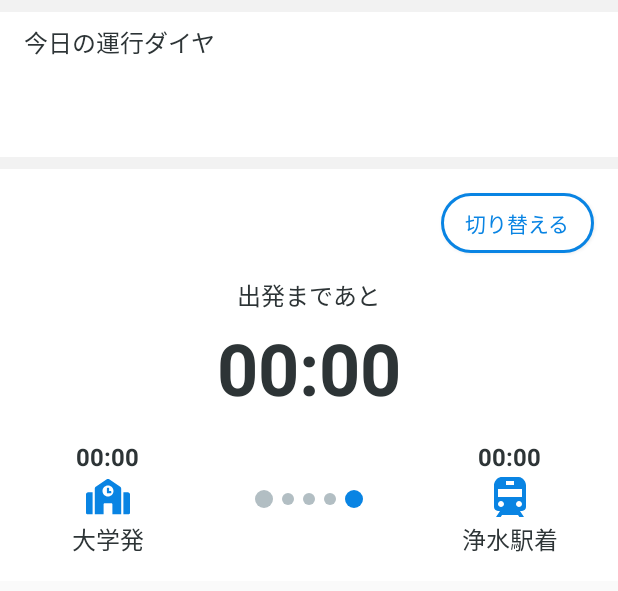
After one commit to nanaten/bustime, an Android app: the layout list_item_diagram.xml on its own in the app's theme, with its tools: preview values and no code run, on a phone screen of 412 x 824 dp. The commit adds this screen. Shown: the top 591 px of the screen. Run offline under Robolectric (Android 15) with nearby library versions, the phone set to English and light mode, and no system bars.

Commit message:
add list item layout

```diff
--- /dev/null
+++ b/app/src/main/res/drawable/ic_indicator.xml
@@ -0,0 +1,26 @@
+<!--
+  ~ Created by m.coder on 2020/1/31.
+  ~ Copyright (c) 2020. nanaten All rights reserved.
+  -->
+
+<vector xmlns:android="http://schemas.android.com/apk/res/android"
+    android:width="72dp"
+    android:height="12dp"
+    android:viewportWidth="72"
+    android:viewportHeight="12">
+    <path
+        android:pathData="M6,6m-6,0a6,6 0,1 1,12 0a6,6 0,1 1,-12 0"
+        android:fillColor="#B2BEC3" />
+    <path
+        android:pathData="M66,6m-6,0a6,6 0,1 1,12 0a6,6 0,1 1,-12 0"
+        android:fillColor="#0984E3" />
+    <path
+        android:pathData="M22,6m-4,0a4,4 0,1 1,8 0a4,4 0,1 1,-8 0"
+        android:fillColor="#B2BEC3" />
+    <path
+        android:pathData="M36,6m-4,0a4,4 0,1 1,8 0a4,4 0,1 1,-8 0"
+        android:fillColor="#B2BEC3" />
+    <path
+        android:pathData="M50,6m-4,0a4,4 0,1 1,8 0a4,4 0,1 1,-8 0"
+        android:fillColor="#B2BEC3" />
+</vector>
--- /dev/null
+++ b/app/src/main/res/drawable/res_button_default.xml
@@ -0,0 +1,14 @@
+<?xml version="1.0" encoding="utf-8"?><!--
+  ~ Created by m.coder on 2020/1/31.
+  ~ Copyright (c) 2020. nanaten All rights reserved.
+  -->
+
+<selector xmlns:android="http://schemas.android.com/apk/res/android">
+    <item>
+        <shape android:shape="rectangle">
+            <corners android:topRightRadius="@dimen/button_round_rect_size" android:bottomRightRadius="@dimen/button_round_rect_size" android:bottomLeftRadius="@dimen/button_round_rect_size" android:topLeftRadius="@dimen/button_round_rect_size" />
+            <solid android:color="@color/colorAccent" />
+            <stroke android:width="2dp" android:color="@color/colorPrimary" />
+        </shape>
+    </item>
+</selector>
--- /dev/null
+++ b/app/src/main/res/layout/list_item_diagram.xml
@@ -0,0 +1,189 @@
+<?xml version="1.0" encoding="utf-8"?><!--
+  ~ Created by m.coder on 2020/1/31.
+  ~ Copyright (c) 2020. nanaten All rights reserved.
+  -->
+
+<layout xmlns:tools="http://schemas.android.com/tools">
+
+    <androidx.constraintlayout.widget.ConstraintLayout xmlns:android="http://schemas.android.com/apk/res/android"
+        xmlns:app="http://schemas.android.com/apk/res-auto"
+        android:layout_width="match_parent"
+        android:layout_height="wrap_content"
+        android:background="@color/colorGroupedBackground">
+
+        <androidx.constraintlayout.widget.ConstraintLayout
+            android:id="@+id/diagram_type_layout"
+            android:layout_width="match_parent"
+            android:layout_height="wrap_content"
+            android:layout_marginTop="@dimen/narrow_margin"
+            android:background="@color/colorAccent"
+            app:layout_constraintTop_toTopOf="parent">
+
+            <TextView
+                android:id="@+id/today_label"
+                android:layout_width="wrap_content"
+                android:layout_height="wrap_content"
+                android:layout_marginStart="@dimen/default_margin"
+                android:layout_marginTop="@dimen/narrow_margin"
+                android:text="@string/today_diagram"
+                android:textSize="@dimen/text_size_small"
+                app:layout_constraintStart_toStartOf="parent"
+                app:layout_constraintTop_toTopOf="parent" />
+
+            <TextView
+                android:id="@+id/today_diagram"
+                android:layout_width="wrap_content"
+                android:layout_height="wrap_content"
+                android:layout_marginStart="@dimen/default_margin"
+                android:layout_marginTop="@dimen/default_margin"
+                android:layout_marginBottom="@dimen/default_margin"
+                android:text=""
+                android:textColor="@color/colorPrimary"
+                android:textSize="@dimen/text_size_big"
+                android:textStyle="bold"
+                app:layout_constraintBottom_toBottomOf="parent"
+                app:layout_constraintEnd_toEndOf="parent"
+                app:layout_constraintStart_toStartOf="parent"
+                app:layout_constraintTop_toBottomOf="@id/today_label" />
+        </androidx.constraintlayout.widget.ConstraintLayout>
+
+        <androidx.constraintlayout.widget.ConstraintLayout
+            android:id="@+id/diagram_layout"
+            android:layout_width="match_parent"
+            android:layout_height="wrap_content"
+            android:layout_marginTop="@dimen/narrow_margin"
+            android:background="@color/colorAccent"
+            app:layout_constraintTop_toBottomOf="@id/diagram_type_layout">
+
+            <Button
+                android:id="@+id/switch_button"
+                android:layout_width="wrap_content"
+                android:layout_height="40dp"
+                android:layout_marginTop="@dimen/default_margin"
+                android:layout_marginEnd="@dimen/default_margin"
+                android:background="@drawable/res_button_default"
+                android:paddingStart="@dimen/default_margin"
+                android:paddingEnd="@dimen/default_margin"
+                android:text="@string/switching"
+                android:textColor="@color/colorPrimary"
+                android:textSize="14sp"
+                app:layout_constraintEnd_toEndOf="parent"
+                app:layout_constraintTop_toTopOf="parent" />
+
+
+            <TextView
+                android:id="@+id/more_time_label"
+                android:layout_width="wrap_content"
+                android:layout_height="wrap_content"
+                android:layout_marginStart="@dimen/default_margin"
+                android:layout_marginTop="@dimen/default_margin"
+                android:layout_marginEnd="@dimen/default_margin"
+                android:text="@string/more_time"
+                android:textSize="@dimen/text_size_small"
+                app:layout_constraintEnd_toEndOf="parent"
+                app:layout_constraintStart_toStartOf="parent"
+                app:layout_constraintTop_toBottomOf="@id/switch_button" />
+
+            <TextView
+                android:id="@+id/target_time"
+                android:layout_width="wrap_content"
+                android:layout_height="wrap_content"
+                android:layout_marginStart="@dimen/default_margin"
+                android:layout_marginTop="4dp"
+                android:layout_marginEnd="@dimen/default_margin"
+                android:gravity="center"
+                android:text="00:00"
+                android:textSize="48sp"
+                android:textStyle="bold"
+                app:layout_constraintEnd_toEndOf="parent"
+                app:layout_constraintStart_toStartOf="parent"
+                app:layout_constraintTop_toBottomOf="@id/more_time_label" />
+
+            <LinearLayout
+                android:id="@+id/start_layout"
+                android:layout_width="80dp"
+                android:layout_height="wrap_content"
+                android:layout_marginStart="@dimen/wide_margin"
+                android:layout_marginTop="@dimen/default_margin"
+                android:layout_marginBottom="@dimen/default_margin"
+                android:gravity="center"
+                android:orientation="vertical"
+                app:layout_constraintBottom_toBottomOf="parent"
+                app:layout_constraintStart_toStartOf="parent"
+                app:layout_constraintTop_toBottomOf="@id/target_time">
+
+                <TextView
+                    android:id="@+id/start_time"
+                    android:layout_width="wrap_content"
+                    android:layout_height="wrap_content"
+                    android:text="00:00"
+                    android:textSize="@dimen/text_size_small"
+                    android:textStyle="bold" />
+
+                <ImageView
+                    android:id="@+id/start_place"
+                    android:layout_width="@dimen/icon_size"
+                    android:layout_height="@dimen/icon_size"
+                    android:src="@drawable/ic_school"
+                    tools:ignore="ContentDescription" />
+
+                <TextView
+                    android:id="@+id/start_label"
+                    android:layout_width="wrap_content"
+                    android:layout_height="wrap_content"
+                    android:text="@string/start_college"
+                    android:textSize="@dimen/text_size_small" />
+            </LinearLayout>
+
+
+            <ImageView
+                android:layout_width="wrap_content"
+                android:layout_height="wrap_content"
+                android:src="@drawable/ic_indicator"
+                app:layout_constraintBottom_toBottomOf="@id/start_layout"
+                app:layout_constraintEnd_toStartOf="@id/arrival_layout"
+                app:layout_constraintStart_toEndOf="@id/start_layout"
+                app:layout_constraintTop_toTopOf="@id/start_layout"
+                tools:ignore="ContentDescription" />
+
+            <LinearLayout
+                android:id="@+id/arrival_layout"
+                android:layout_width="80dp"
+                android:layout_height="wrap_content"
+                android:layout_marginTop="@dimen/default_margin"
+                android:layout_marginEnd="@dimen/wide_margin"
+                android:layout_marginBottom="@dimen/default_margin"
+                android:gravity="center"
+                android:orientation="vertical"
+                app:layout_constraintBottom_toBottomOf="parent"
+                app:layout_constraintEnd_toEndOf="parent"
+                app:layout_constraintTop_toBottomOf="@id/target_time">
+
+                <TextView
+                    android:id="@+id/arrival_time"
+                    android:layout_width="wrap_content"
+                    android:layout_height="wrap_content"
+                    android:text="00:00"
+                    android:textSize="@dimen/text_size_small"
+                    android:textStyle="bold" />
+
+                <ImageView
+                    android:id="@+id/arrival_place"
+                    android:layout_width="@dimen/icon_size"
+                    android:layout_height="@dimen/icon_size"
+                    android:src="@drawable/ic_train"
+                    tools:ignore="ContentDescription" />
+
+                <TextView
+                    android:id="@+id/arrival_label"
+                    android:layout_width="wrap_content"
+                    android:layout_height="wrap_content"
+                    android:text="@string/arrival_station"
+                    android:textSize="@dimen/text_size_small" />
+            </LinearLayout>
+
+        </androidx.constraintlayout.widget.ConstraintLayout>
+
+
+    </androidx.constraintlayout.widget.ConstraintLayout>
+</layout>
--- a/app/src/main/res/layout/toolbar.xml
+++ b/app/src/main/res/layout/toolbar.xml
@@ -32,7 +32,7 @@
                 android:layout_width="wrap_content"
                 android:layout_height="wrap_content"
                 android:text=""
-                android:textSize="20sp"
+                android:textSize="@dimen/text_size_mid"
                 app:layout_constraintBottom_toBottomOf="parent"
                 app:layout_constraintEnd_toEndOf="parent"
                 app:layout_constraintStart_toStartOf="parent"
--- a/app/src/main/res/values/dimens.xml
+++ b/app/src/main/res/values/dimens.xml
@@ -4,5 +4,13 @@
   -->
 
 <resources>
+    <dimen name="narrow_margin">8dp</dimen>
     <dimen name="default_margin">16dp</dimen>
+    <dimen name="middle_margin">24dp</dimen>
+    <dimen name="wide_margin">32dp</dimen>
+    <dimen name="text_size_small">16sp</dimen>
+    <dimen name="text_size_mid">20sp</dimen>
+    <dimen name="text_size_big">24sp</dimen>
+    <dimen name="button_round_rect_size">20dp</dimen>
+    <dimen name="icon_size">32dp</dimen>
 </resources>
--- a/app/src/main/res/values/strings.xml
+++ b/app/src/main/res/values/strings.xml
@@ -7,4 +7,13 @@
     <string name="to_college">大学行き</string>
     <string name="to_station_label">浄水駅行き</string>
     <string name="to_collage_label">大学行き</string>
+    <string name="today_diagram">今日の運行ダイヤ</string>
+    <string name="switching">切り替える</string>
+    <string name="more_time">出発まであと</string>
+    <string name="start_college">大学発</string>
+    <string name="arrival_station">浄水駅着</string>
+    <string name="time_table">時刻表</string>
+    <string name="calendar">カレンダー</string>
+    <string name="recent_bus">次に来るバス一覧</string>
+    <string name="time_is_indication">※到着時刻は目安です</string>
 </resources>
--- a/app/src/main/res/values/styles.xml
+++ b/app/src/main/res/values/styles.xml
@@ -6,6 +6,7 @@
         <item name="colorPrimary">@color/colorPrimary</item>
         <item name="colorPrimaryDark">@color/colorPrimaryDark</item>
         <item name="colorAccent">@color/colorAccent</item>
+        <item name="android:textColor">@color/colorBlackText</item>
     </style>
 
 </resources>
```
Also changed, not shown: app/src/main/java/com/nanaten/bustime/package-info.java (added, +15 -0 lines), app/src/main/res/drawable/ic_calendar.xml (added, +17 -0 lines), app/src/main/res/drawable/ic_time_table.xml (added, +14 -0 lines), app/src/main/res/layout/fragment_to_college.xml (+8 -2 lines), app/src/main/res/layout/fragment_to_station.xml (+8 -1 lines), app/src/main/res/layout/list_item_pdf.xml (added, +125 -0 lines).
